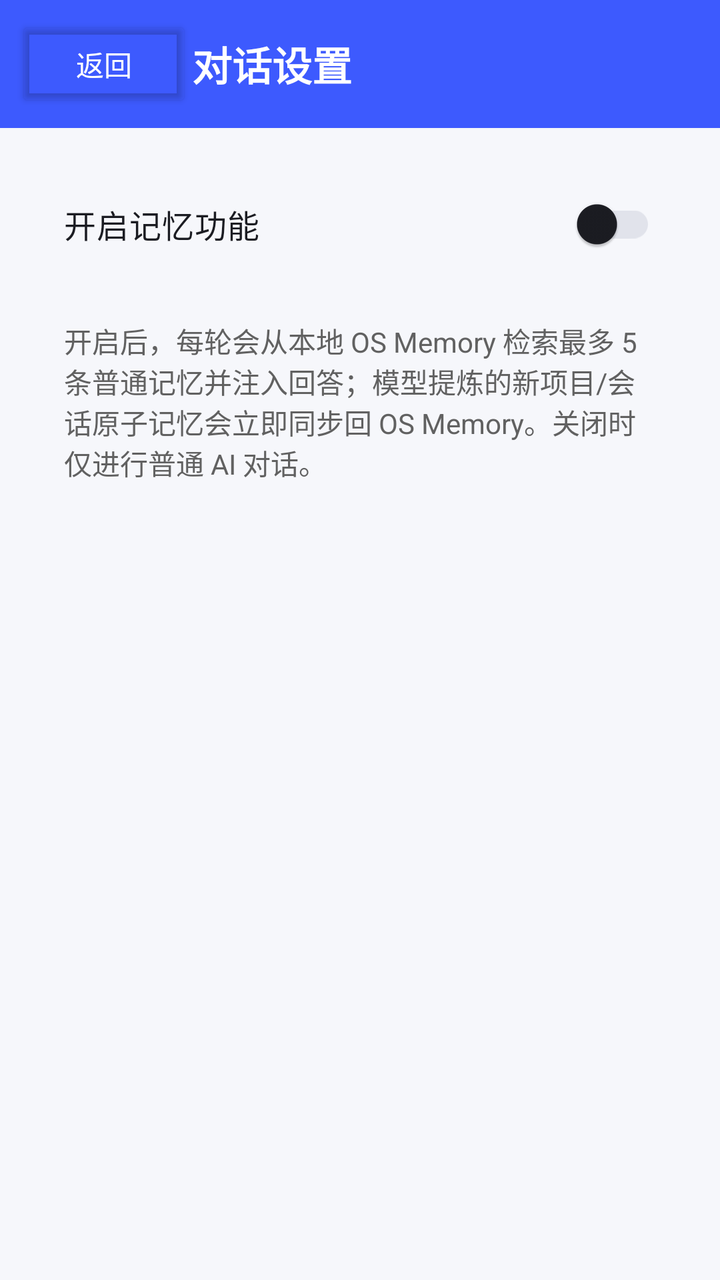
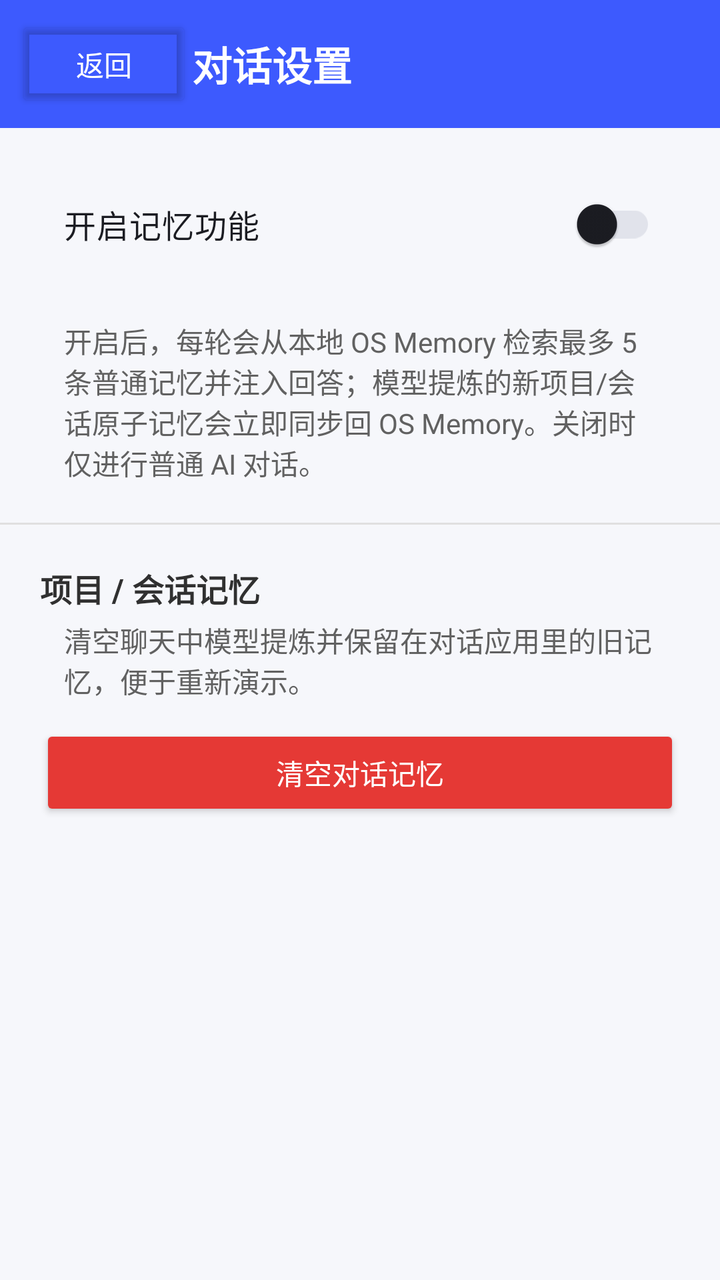

The first picture is an Android layout as it rendered before a commit; the second is the same layout after the commit. The layout source and the unified diff follow.
<!-- AndroidManifest.xml: application theme Theme.OSMemory -->
<!-- res/layout/phase3_chat_settings.xml -->
<?xml version="1.0" encoding="utf-8"?>
<LinearLayout xmlns:android="http://schemas.android.com/apk/res/android"
    android:id="@+id/p3_chat_settings_root"
    android:layout_width="match_parent"
    android:layout_height="match_parent"
    android:fitsSystemWindows="true"
    android:orientation="vertical">

    <LinearLayout
        android:layout_width="match_parent"
        android:layout_height="?attr/actionBarSize"
        android:background="?attr/colorPrimary"
        android:gravity="center_vertical"
        android:orientation="horizontal"
        android:paddingStart="8dp"
        android:paddingEnd="16dp">

        <Button
            android:id="@+id/p3_chat_settings_back"
            android:layout_width="wrap_content"
            android:layout_height="wrap_content"
            android:backgroundTint="@android:color/transparent"
            android:text="返回"
            android:textColor="#FFFFFFFF" />

        <TextView
            android:layout_width="0dp"
            android:layout_height="wrap_content"
            android:layout_weight="1"
            android:text="对话设置"
            android:textColor="#FFFFFFFF"
            android:textSize="20sp"
            android:textStyle="bold" />
    </LinearLayout>

    <androidx.appcompat.widget.SwitchCompat
        android:id="@+id/p3_chat_memory_switch"
        android:layout_width="match_parent"
        android:layout_height="wrap_content"
        android:layout_margin="20dp"
        android:minHeight="56dp"
        android:padding="12dp"
        android:text="开启记忆功能"
        android:textColor="?attr/colorOnSurface"
        android:textSize="16sp" />

    <TextView
        android:layout_width="match_parent"
        android:layout_height="wrap_content"
        android:layout_marginStart="32dp"
        android:layout_marginEnd="32dp"
        android:text="开启后，每轮会从本地 OS Memory 检索最多 5 条普通记忆并注入回答；模型提炼的新项目/会话原子记忆会立即同步回 OS Memory。关闭时仅进行普通 AI 对话。"
        android:textColor="#FF616161"
        android:textSize="14sp" />

</LinearLayout>
<!-- resources referenced by this layout -->
<resources>
  <style name="Theme.OSMemory" parent="Base.Theme.OSMemory" />
  <style name="Base.Theme.OSMemory" parent="Theme.Material3.DayNight.NoActionBar">
          <item name="colorPrimary">@color/brand_primary</item>
          <item name="colorOnPrimary">@color/white</item>
          <item name="colorSecondary">@color/brand_secondary</item>
          <item name="colorOnSecondary">@color/white</item>
          <item name="colorTertiary">@color/brand_tertiary</item>
          <item name="android:colorBackground">@color/brand_background</item>
          <item name="colorSurface">@color/brand_surface</item>
          <item name="colorOnSurface">@color/brand_on_surface</item>
          <item name="colorOutline">@color/brand_outline</item>
          <item name="android:statusBarColor">@color/brand_primary</item>
      </style>
  <color name="brand_primary">#3D5AFE</color>
  <color name="white">#FFFFFFFF</color>
  <color name="brand_secondary">#00897B</color>
  <color name="brand_tertiary">#7C4DFF</color>
  <color name="brand_background">#F6F7FB</color>
  <color name="brand_surface">#FFFFFF</color>
  <color name="brand_on_surface">#1B1C22</color>
  <color name="brand_outline">#E1E3EB</color>
</resources>

<!-- the commit's change to res/layout/phase3_chat_settings.xml (unified diff, before → after) -->
@@ -53,4 +53,42 @@
         android:textColor="#FF616161"
         android:textSize="14sp" />
 
+    <View
+        android:layout_width="match_parent"
+        android:layout_height="1dp"
+        android:layout_marginTop="20dp"
+        android:background="#FFE0E0E0" />
+
+    <TextView
+        android:layout_width="match_parent"
+        android:layout_height="wrap_content"
+        android:layout_marginStart="20dp"
+        android:layout_marginTop="20dp"
+        android:layout_marginEnd="20dp"
+        android:text="项目 / 会话记忆"
+        android:textColor="#FF303030"
+        android:textSize="16sp"
+        android:textStyle="bold" />
+
+    <TextView
+        android:layout_width="match_parent"
+        android:layout_height="wrap_content"
+        android:layout_marginStart="32dp"
+        android:layout_marginTop="4dp"
+        android:layout_marginEnd="32dp"
+        android:text="清空聊天中模型提炼并保留在对话应用里的旧记忆，便于重新演示。"
+        android:textColor="#FF616161"
+        android:textSize="14sp" />
+
+    <Button
+        android:id="@+id/p3_chat_settings_clear_memories"
+        android:layout_width="match_parent"
+        android:layout_height="wrap_content"
+        android:layout_marginStart="20dp"
+        android:layout_marginTop="12dp"
+        android:layout_marginEnd="20dp"
+        android:backgroundTint="#FFE53935"
+        android:text="清空对话记忆"
+        android:textColor="#FFFFFFFF" />
+
 </LinearLayout>
